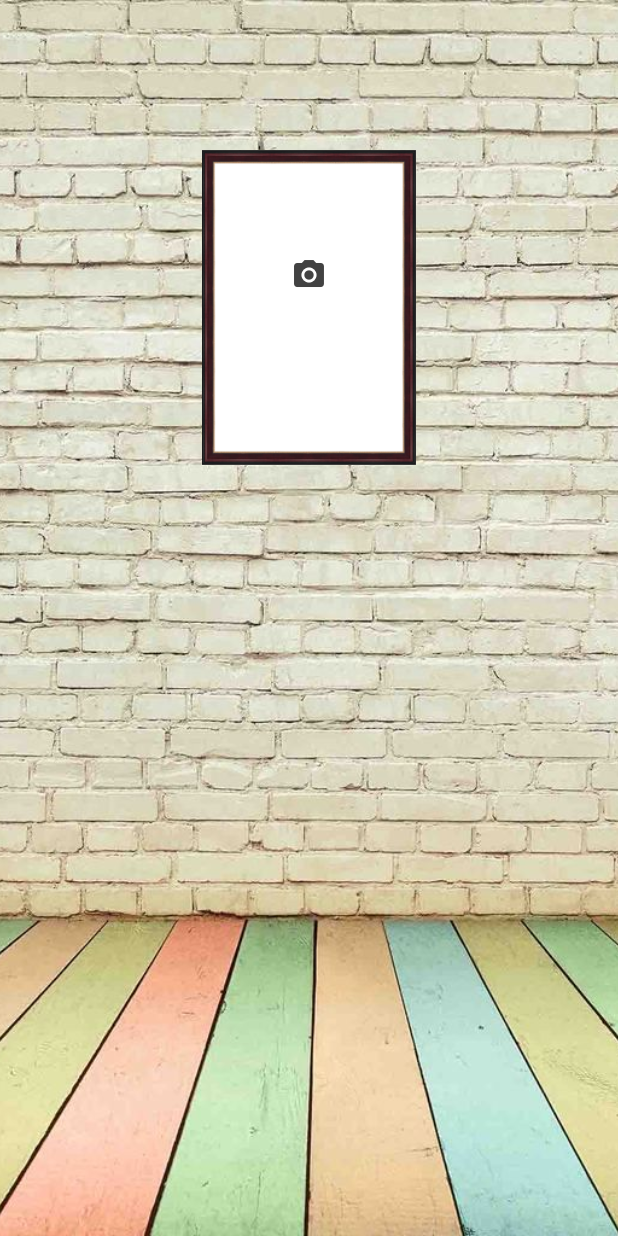
After one commit to erdiegoant/flutter_machine_learning, a Flutter app: the screen it shows after launch, on a phone screen of 412 x 824 dp. The commit adds this screen. Run offline on Flutter 3.47's test engine with Material 2 defaults, Android fonts, the phone set to English and light mode, and no system bars; our stand-ins replace camera, image_picker; missing offline and left inert: google_ml_kit.

Commit message:
Face detection from image

```diff
--- a/lib/main.dart
+++ b/lib/main.dart
@@ -1,6 +1,6 @@
 import 'package:camera/camera.dart';
 import 'package:flutter/material.dart';
-import 'package:machine_learning/pages/carema_text_recognition_page.dart';
+import 'package:machine_learning/pages/caera_face_recognition_page.dart';
 
 late List<CameraDescription> cameras;
 
@@ -18,7 +18,7 @@ class MyApp extends StatelessWidget {
       theme: ThemeData(
         primarySwatch: Colors.blue,
       ),
-      home: CameraTextRecognitionPage(),
+      home: CameraFaceRecognitionPage(),
     );
   }
 }
--- /dev/null
+++ b/lib/pages/caera_face_recognition_page.dart
@@ -0,0 +1,200 @@
+import 'dart:io';
+import 'dart:typed_data';
+import 'dart:ui' as UI;
+
+import 'package:flutter/material.dart';
+import 'package:google_ml_kit/google_ml_kit.dart';
+import 'package:image_picker/image_picker.dart';
+
+class CameraFaceRecognitionPage extends StatefulWidget {
+  CameraFaceRecognitionPage({Key? key}) : super(key: key);
+
+  @override
+  _CameraFaceRecognitionPageState createState() =>
+      _CameraFaceRecognitionPageState();
+}
+
+class _CameraFaceRecognitionPageState extends State<CameraFaceRecognitionPage> {
+  File? _image;
+  UI.Image? image;
+  late ImagePicker picker;
+  late FaceDetector faceDetector;
+  List<Face> faces = [];
+  String result = '';
+
+  @override
+  void initState() {
+    super.initState();
+    picker = ImagePicker();
+    faceDetector = GoogleMlKit.vision.faceDetector(FaceDetectorOptions(
+      enableClassification: true,
+      mode: FaceDetectorMode.fast,
+      minFaceSize: 0.1,
+    ));
+  }
+
+  Future<void> chooseImageFromGallery() async {
+    var image = await picker.pickImage(source: ImageSource.gallery);
+
+    if (image != null) {
+      setState(() {
+        _image = File(image.path);
+      });
+
+      detectFaces();
+    }
+  }
+
+  Future<void> getImageFromCamera() async {
+    var image = await picker.pickImage(source: ImageSource.camera);
+
+    if (image != null) {
+      setState(() {
+        _image = File(image.path);
+      });
+      detectFaces();
+    }
+  }
+
+  Future<void> detectFaces() async {
+    final inputImage = InputImage.fromFile(_image!);
+    List<Face> imageFaces = await faceDetector.processImage(inputImage);
+
+    for (final face in imageFaces) {
+      if (face.smilingProbability != null) {
+        final double smileProb = face.smilingProbability!;
+        result = smileProb > 0.5 ? 'Smiling' : 'Serious';
+
+        setState(() {
+          result = result;
+        });
+      }
+    }
+
+    setState(() {
+      faces = imageFaces;
+    });
+
+    processImage();
+  }
+
+  Future<void> processImage() async {
+    Uint8List bytes = await _image!.readAsBytes();
+    image = (await decodeImageFromList(bytes));
+
+    setState(() {
+      image = image;
+    });
+  }
+
+  @override
+  void dispose() {
+    faceDetector.close();
+    super.dispose();
+  }
+
+  @override
+  Widget build(BuildContext context) {
+    return Scaffold(
+      body: Container(
+        decoration: BoxDecoration(
+          image: DecorationImage(
+              image: AssetImage('assets/images/img2.jpeg'), fit: BoxFit.cover),
+        ),
+        child: Column(
+          children: <Widget>[
+            SizedBox(width: 100),
+            Container(
+              margin: EdgeInsets.only(top: 100),
+              child: Stack(
+                children: [
+                  Stack(children: <Widget>[
+                    Center(
+                      child: Image.asset(
+                        'assets/images/frame3.png',
+                        height: 210,
+                        width: 200,
+                      ),
+                    ),
+                  ]),
+                  Center(
+                    child: TextButton(
+                      onPressed: chooseImageFromGallery,
+                      onLongPress: getImageFromCamera,
+                      child: image != null
+                          ? ImageFrame(faces: faces, image: image!)
+                          : Container(
+                              width: 140,
+                              height: 150,
+                              child: Icon(
+                                Icons.camera_alt,
+                                color: Colors.grey[800],
+                              ),
+                            ),
+                    ),
+                  )
+                ],
+              ),
+            ),
+            Container(
+              margin: EdgeInsets.only(top: 20),
+              child: Text(
+                '$result',
+                style: TextStyle(fontFamily: 'finger_paint', fontSize: 20),
+              ),
+            )
+          ],
+        ),
+      ),
+    );
+  }
+}
+
+class ImageFrame extends StatelessWidget {
+  final List<Face> faces;
+  final UI.Image image;
+
+  const ImageFrame({
+    Key? key,
+    required this.faces,
+    required this.image,
+  }) : super(key: key);
+
+  @override
+  Widget build(BuildContext context) {
+    return FittedBox(
+      child: SizedBox(
+        width: image.width.toDouble(),
+        height: image.height.toDouble(),
+        child: CustomPaint(
+          painter: FacePainter(rect: faces, imageFile: image),
+        ),
+      ),
+    );
+  }
+}
+
+class FacePainter extends CustomPainter {
+  final List<Face> rect;
+  final UI.Image imageFile;
+
+  const FacePainter({required this.rect, required this.imageFile});
+
+  @override
+  void paint(Canvas canvas, Size size) {
+    canvas.drawImage(imageFile, Offset.zero, Paint());
+    Paint p = Paint();
+    p.color = Colors.red;
+    p.style = PaintingStyle.stroke;
+    p.strokeWidth = 2;
+
+    for (Face rectangle in rect) {
+      canvas.drawRect(rectangle.boundingBox, p);
+    }
+  }
+
+  @override
+  bool shouldRepaint(covariant CustomPainter oldDelegate) {
+    return true;
+  }
+}
```
Also changed, not shown: lib/pages/camera_labeling_page.dart (renamed from lib/pages/image_labeling_page.dart).
